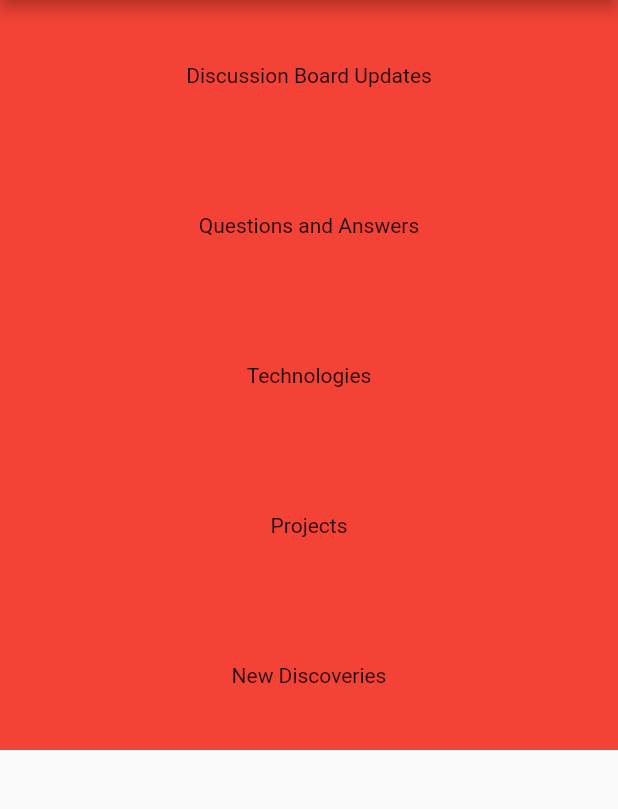
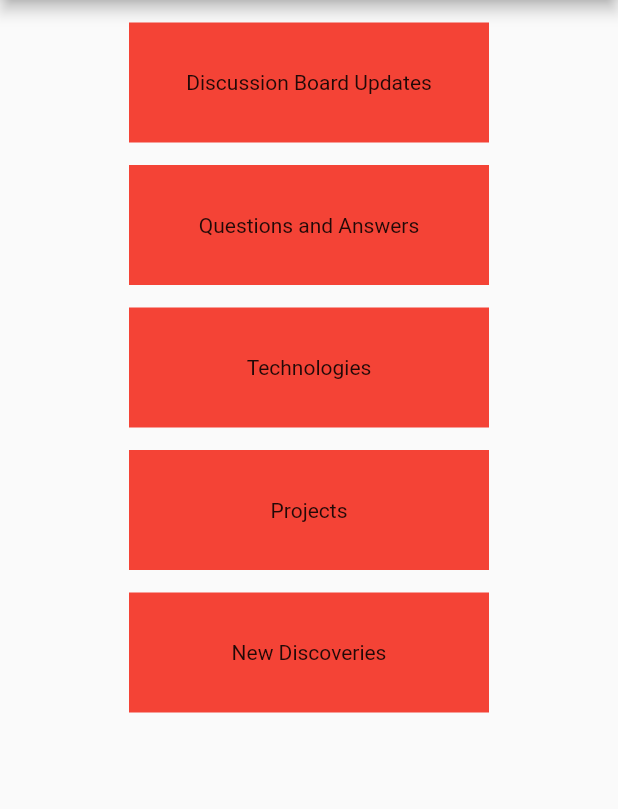
Before and after one commit to srizzo8/starexpedition, a Flutter app: the discussionBoardPage screen opened by its route, on a phone screen of 412 x 824 dp, the part 84-893 px from its top. Run offline on Flutter 3.47's test engine with Material 2 defaults, Android fonts, the phone set to English and light mode, and no system bars; our stand-ins replace firebase_core, firebase_database; accounts and stored records are empty.

Commit message:
I added spacing between the containers that store the names of each subforum.

```diff
--- a/lib/discussionBoardPage.dart
+++ b/lib/discussionBoardPage.dart
@@ -27,12 +27,19 @@ class discussionBoardPageState extends State<discussionBoardPage>{
       body: ListView.builder(
         itemCount: subforumList.length,
         itemBuilder: (context, index){
-          return Container(
-            height: 100,
-            width: 240,
-            alignment: Alignment.center,
-            color: Colors.red,
-            child: Text(subforumList[index], textAlign: TextAlign.center),
+          return Column(
+            children: <Widget>[
+              Container(
+                height: 15,
+              ),
+              Container(
+                height: 80,
+                width: 240,
+                alignment: Alignment.center,
+                color: Colors.red,
+                child: Text(subforumList[index], textAlign: TextAlign.center),
+              ),
+            ],
           );
         },
       ),
```
